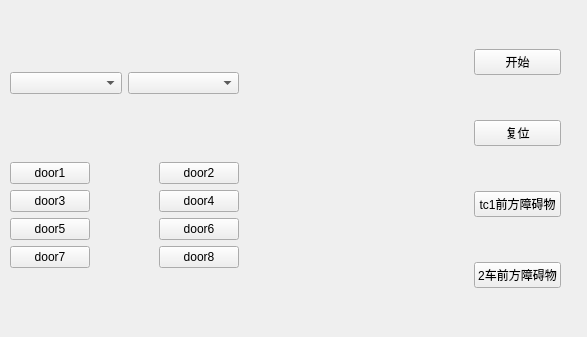
The window that widget.ui (wupf-code/data-xu6-qt) describes before a commit, drawn with Qt 5.
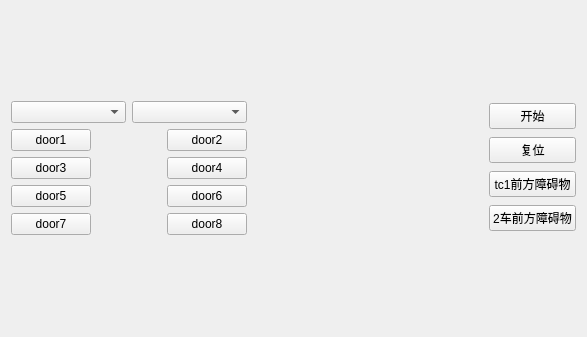
The same window after the commit.

Patch:
```diff
--- a/widget.ui
+++ b/widget.ui
@@ -13,17 +13,8 @@
   <property name="windowTitle">
    <string>Widget</string>
   </property>
-  <widget class="QWidget" name="">
-   <property name="geometry">
-    <rect>
-     <x>10</x>
-     <y>10</y>
-     <width>551</width>
-     <height>321</height>
-    </rect>
-   </property>
-   <layout class="QHBoxLayout" name="horizontalLayout_4">
-    <item>
+  <layout class="QGridLayout" name="gridLayout">
+   <item row="0" column="0">
      <layout class="QHBoxLayout" name="horizontalLayout_3">
       <item>
        <layout class="QVBoxLayout" name="verticalLayout_3">
@@ -122,20 +113,20 @@
       </item>
      </layout>
     </item>
-    <item>
+   <item row="0" column="1">
      <spacer name="horizontalSpacer_2">
       <property name="orientation">
        <enum>Qt::Horizontal</enum>
       </property>
       <property name="sizeHint" stdset="0">
        <size>
-        <width>98</width>
+       <width>221</width>
         <height>53</height>
        </size>
       </property>
      </spacer>
     </item>
-    <item>
+   <item row="0" column="2">
      <layout class="QVBoxLayout" name="verticalLayout_4">
       <item>
        <widget class="QPushButton" name="control_button">
@@ -168,7 +159,6 @@
      </layout>
     </item>
    </layout>
-  </widget>
  </widget>
  <resources/>
  <connections/>
```
Lines whose indentation alone changed are shown as unchanged.
